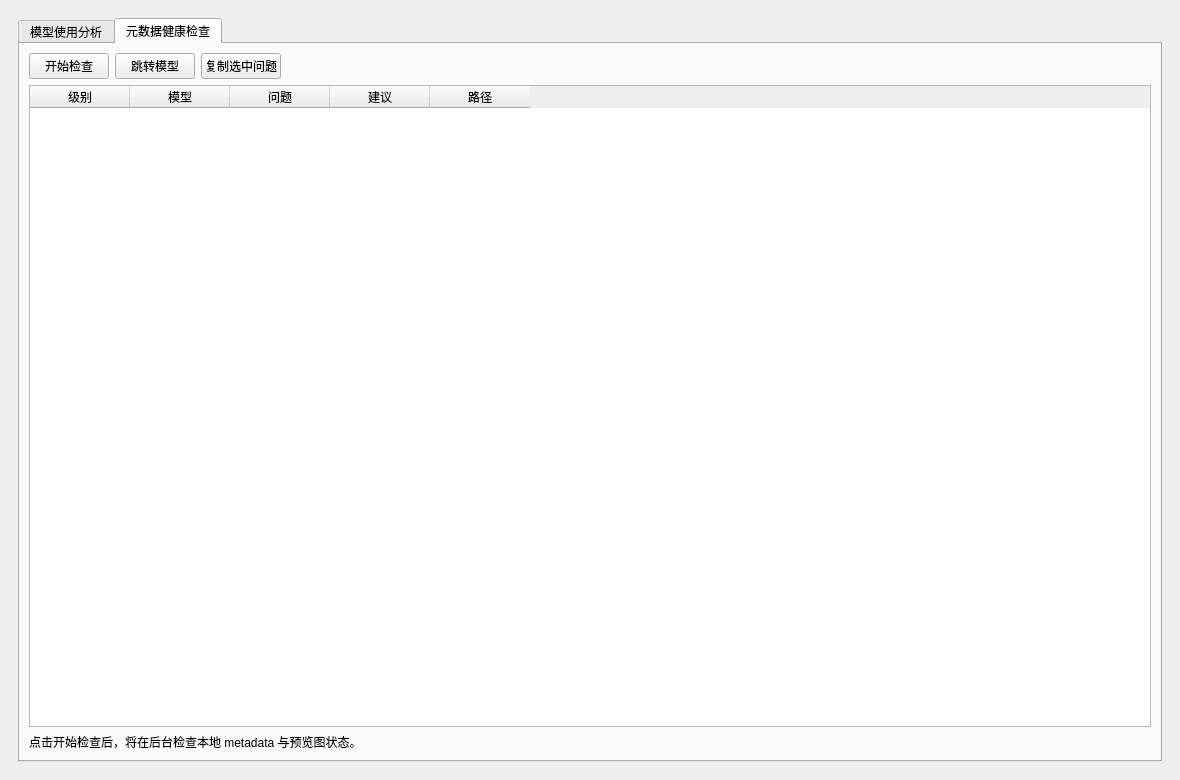
Qt form tools/usageanalysiswidget.ui (hanbinhsh/SD-LoRA-Manager) before a commit.
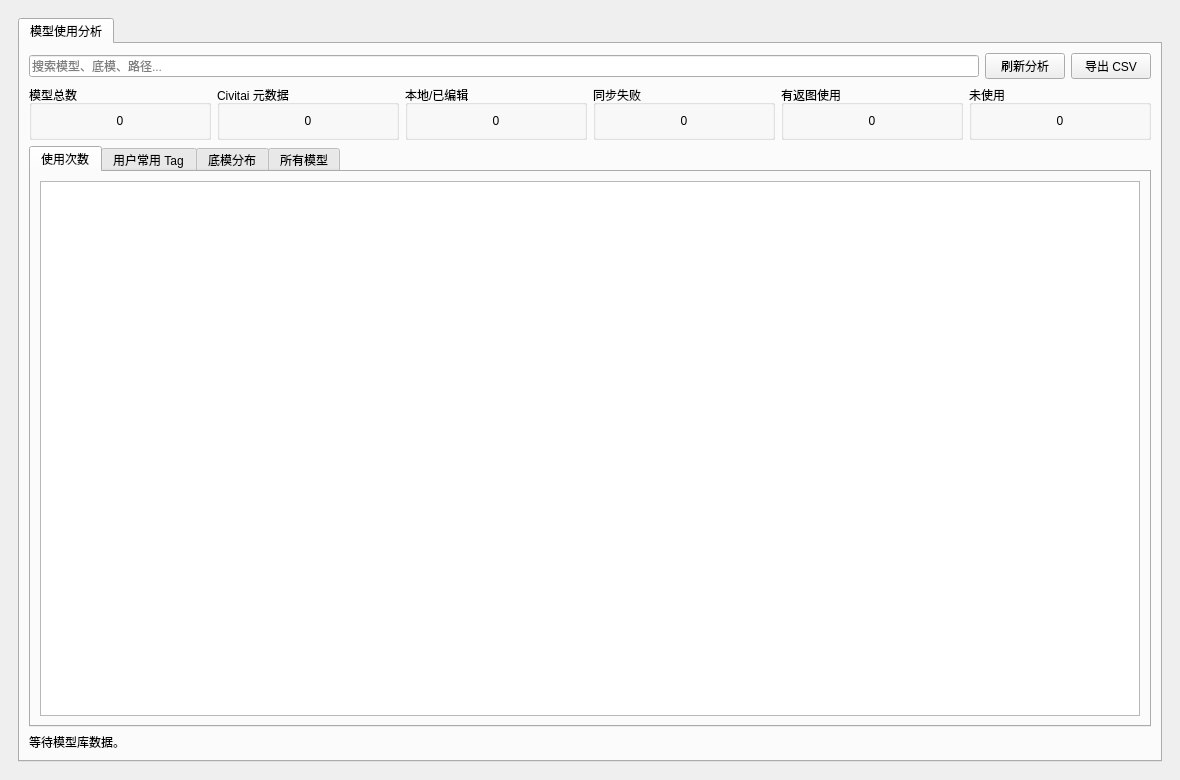
The same form after that commit. The open tabs and pages were chosen to show the change.

What changed in the file:
```diff
--- a/tools/usageanalysiswidget.ui
+++ b/tools/usageanalysiswidget.ui
@@ -271,90 +271,6 @@
        </item>
       </layout>
      </widget>
-     <widget class="QWidget" name="tabHealth">
-      <attribute name="title">
-       <string>元数据健康检查</string>
-      </attribute>
-      <layout class="QVBoxLayout" name="verticalLayoutHealth">
-       <item>
-        <layout class="QHBoxLayout" name="layoutHealthActions">
-         <item>
-          <widget class="QPushButton" name="btnRunHealthCheck">
-           <property name="text">
-            <string>开始检查</string>
-           </property>
-          </widget>
-         </item>
-         <item>
-          <widget class="QPushButton" name="btnOpenHealthModel">
-           <property name="text">
-            <string>跳转模型</string>
-           </property>
-          </widget>
-         </item>
-         <item>
-          <widget class="QPushButton" name="btnCopyHealth">
-           <property name="text">
-            <string>复制选中问题</string>
-           </property>
-          </widget>
-         </item>
-         <item>
-          <spacer name="horizontalSpacerHealth">
-           <property name="orientation">
-            <enum>Qt::Horizontal</enum>
-           </property>
-           <property name="sizeHint" stdset="0">
-            <size>
-             <width>40</width>
-             <height>20</height>
-            </size>
-           </property>
-          </spacer>
-         </item>
-        </layout>
-       </item>
-       <item>
-        <widget class="QTableWidget" name="tableHealth">
-         <property name="selectionBehavior">
-          <enum>QAbstractItemView::SelectRows</enum>
-         </property>
-         <column>
-          <property name="text">
-           <string>级别</string>
-          </property>
-         </column>
-         <column>
-          <property name="text">
-           <string>模型</string>
-          </property>
-         </column>
-         <column>
-          <property name="text">
-           <string>问题</string>
-          </property>
-         </column>
-         <column>
-          <property name="text">
-           <string>建议</string>
-          </property>
-         </column>
-         <column>
-          <property name="text">
-           <string>路径</string>
-          </property>
-         </column>
-        </widget>
-       </item>
-       <item>
-        <widget class="QLabel" name="lblHealthStatus">
-         <property name="text">
-          <string>点击开始检查后，将在后台检查本地 metadata 与预览图状态。</string>
-         </property>
-        </widget>
-       </item>
-      </layout>
-     </widget>
     </widget>
    </item>
   </layout>
```
